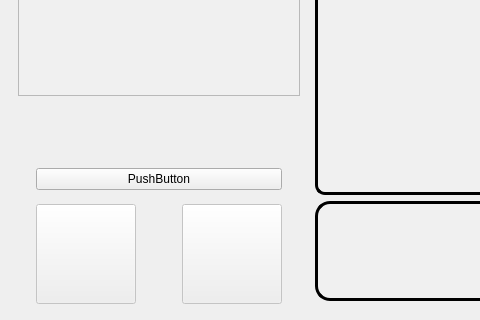
Qt form mainwindow.ui (xfortisfye/ict2205-calltography) before a commit; both pictures show x 0 to 480 and y 480 to 800 of the 1280 by 800 pixel window.
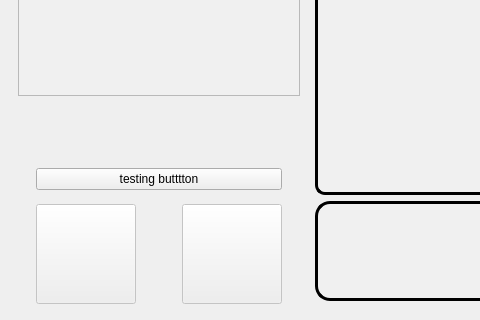
The same form after that commit. Icons and pictures are not drawn.

Diff of the .ui file:
```diff
--- a/mainwindow.ui
+++ b/mainwindow.ui
@@ -279,7 +279,7 @@
               <item>
                <widget class="QPushButton" name="pushButton">
                 <property name="text">
-                 <string>PushButton</string>
+                 <string>testing butttton</string>
                 </property>
                </widget>
               </item>
```
